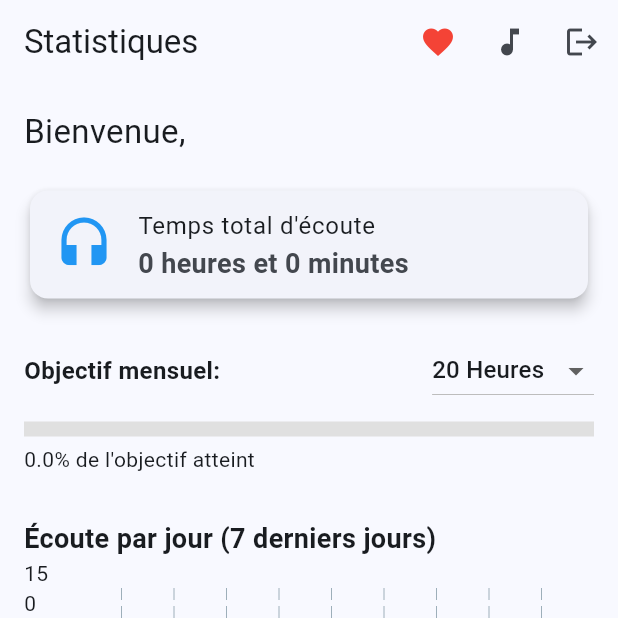
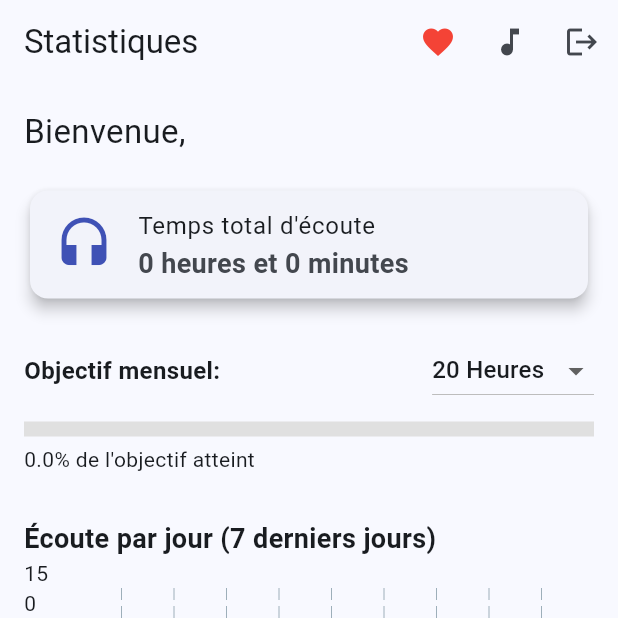
Before and after one commit to Zyresss/Audio-Player, a Flutter app: the HomeScreen screen opened directly, on a phone screen of 412 x 824 dp, the top half of it. Run offline on Flutter 3.47's test engine with Material 3 defaults, Android fonts, the phone set to English and light mode, and no system bars; drawn by our look-alikes of fl_chart; our stand-ins replace cloud_firestore, firebase_auth, firebase_core, just_audio, just_audio_background, local_auth and 1 more; missing offline and left inert: app_settings; accounts and stored records are empty.

Commit message:
🚑️ Some fixes

```diff
--- a/lib/biometric_screen.dart
+++ b/lib/biometric_screen.dart
@@ -128,7 +128,7 @@ class _BiometricScreenState extends State<BiometricScreen> {
         child: Column(
           mainAxisAlignment: MainAxisAlignment.center,
           children: [
-            const Icon(Icons.fingerprint, size: 100, color: Colors.blue),
+            const Icon(Icons.fingerprint, size: 100, color: Colors.indigo),
             const SizedBox(height: 20),
             Text(_authorized, style: const TextStyle(fontSize: 20, fontWeight: FontWeight.bold)),
             const SizedBox(height: 20),
--- a/lib/screens/home_screen.dart
+++ b/lib/screens/home_screen.dart
@@ -35,7 +35,7 @@ class _HomeScreenState extends State<HomeScreen> {
     _loadStatsAndGoal(); // Modifié
   }
 
-  // NOUVEAU : Charge l'objectif ET les statistiques réelles
+  // l'objectif ET les statistiques réelles
   Future<void> _loadStatsAndGoal() async {
     SharedPreferences prefs = await SharedPreferences.getInstance();
 
@@ -165,7 +165,7 @@ class _HomeScreenState extends State<HomeScreen> {
             Card(
               elevation: 4,
               child: ListTile(
-                leading: const Icon(Icons.headset, size: 40, color: Colors.blue),
+                leading: const Icon(Icons.headset, size: 40, color: Colors.indigo),
                 title: const Text("Temps total d'écoute"),
                 subtitle: Text(
                   "$totalHours heures et $remainingMinutes minutes",
@@ -199,7 +199,7 @@ class _HomeScreenState extends State<HomeScreen> {
               value: progress,
               minHeight: 10,
               backgroundColor: Colors.grey[300],
-              color: progress >= 1.0 ? Colors.green : Colors.blue,
+              color: progress >= 1.0 ? Colors.green : Colors.indigo,
             ),
             const SizedBox(height: 5),
             Text("${(progress * 100).toStringAsFixed(1)}% de l'objectif atteint"),
@@ -240,7 +240,7 @@ class _HomeScreenState extends State<HomeScreen> {
                       barRods: [
                         BarChartRodData(
                           toY: _dailyListeningData[index],
-                          color: Colors.blue,
+                          color: Colors.indigo,
                           width: 15,
                           borderRadius: BorderRadius.circular(4),
                         )
--- a/lib/screens/register_screen.dart
+++ b/lib/screens/register_screen.dart
@@ -144,7 +144,7 @@ class _RegisterScreenState extends State<RegisterScreen> {
                       style: TextStyle(color: _selectedDate == null ? Colors.grey[600] : Colors.black, fontSize: 16),
                     ),
                     IconButton(
-                      icon: const Icon(Icons.calendar_month, color: Colors.blue),
+                      icon: const Icon(Icons.calendar_month, color: Colors.indigo),
                       onPressed: () => _selectDate(context),
                     ),
                   ],
--- a/lib/services/api_service.dart
+++ b/lib/services/api_service.dart
@@ -5,7 +5,7 @@ class ApiService {
   // Récupère les sourates (Morceaux) en fonction du récitateur (Catégorie)
   Future<List<Map<String, dynamic>>> fetchSurahsByCategory(String reciterServerUrl) async {
     // Appel à une API publique pour obtenir la liste dynamique des sourates
-    final url = Uri.parse('https://mp3quran.net/api/v3/suwar?language=fr');
+    final url = Uri.parse('https://mp3quran.net/api/v3/suwar?language=ar');
 
     try {
       final response = await http.get(url);
@@ -16,7 +16,7 @@ class ApiService {
         List<Map<String, dynamic>> playlist = [];
 
         // On charge les 20 premières sourates pour que l'app reste rapide
-        for (int i = 0; i < 20; i++) {
+        for (int i = 0; i < 114; i++) {
           var surah = suwar[i];
 
           // Le format audio exige 3 chiffres (ex: 001.mp3, 015.mp3)
```
Also changed, not shown: 1 other file.
